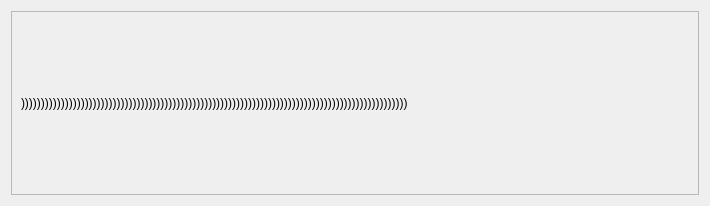
Vozf/full-slide-image-analysis, file main_layout.ui: the form before one commit.
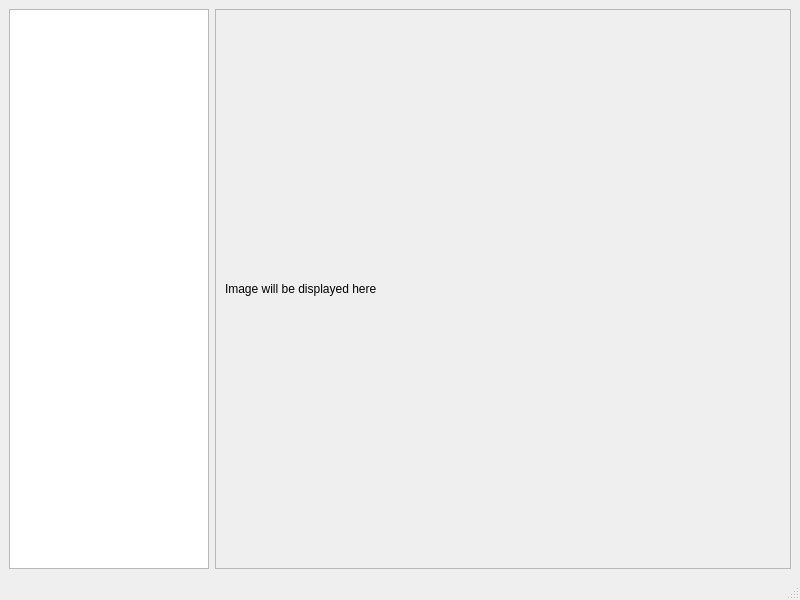
The form after the commit.

Patch:
```diff
--- a/main_layout.ui
+++ b/main_layout.ui
@@ -1,20 +1,21 @@
 <?xml version="1.0" encoding="UTF-8"?>
 <ui version="4.0">
- <class>ImageViewer</class>
- <widget class="QWidget" name="ImageViewer">
+ <class>MainWindow</class>
+ <widget class="QMainWindow" name="MainWindow">
   <property name="geometry">
    <rect>
     <x>0</x>
     <y>0</y>
-    <width>710</width>
-    <height>206</height>
+    <width>800</width>
+    <height>600</height>
    </rect>
   </property>
   <property name="windowTitle">
    <string>ImageViewer</string>
   </property>
-  <layout class="QGridLayout" name="gridLayout_2">
-   <item row="0" column="0">
+  <widget class="QWidget" name="centralwidget">
+   <layout class="QGridLayout" name="gridLayout">
+    <item row="0" column="1">
     <widget class="QScrollArea" name="scrollArea">
      <property name="widgetResizable">
       <bool>true</bool>
@@ -24,15 +25,15 @@
        <rect>
         <x>0</x>
         <y>0</y>
-        <width>690</width>
-        <height>186</height>
-       </rect>
-      </property>
-      <layout class="QGridLayout" name="gridLayout">
-       <item row="0" column="0">
+         <width>574</width>
+         <height>536</height>
+        </rect>
+       </property>
+       <layout class="QVBoxLayout" name="verticalLayout">
+        <item>
         <widget class="QLabel" name="imageLabel">
          <property name="text">
-          <string>)))))))))))))))))))))))))))))))))))))))))))))))))))))))))))))))))))))))))))))))))))))))))))))))))</string>
+           <string>Image will be displayed here</string>
          </property>
         </widget>
        </item>
@@ -40,7 +41,29 @@
      </widget>
     </widget>
    </item>
-  </layout>
+    <item row="0" column="0">
+     <widget class="QListView" name="listView">
+      <property name="maximumSize">
+       <size>
+        <width>200</width>
+        <height>16777215</height>
+       </size>
+      </property>
+     </widget>
+    </item>
+   </layout>
+  </widget>
+  <widget class="QMenuBar" name="menubar">
+   <property name="geometry">
+    <rect>
+     <x>0</x>
+     <y>0</y>
+     <width>800</width>
+     <height>22</height>
+    </rect>
+   </property>
+  </widget>
+  <widget class="QStatusBar" name="statusbar"/>
  </widget>
  <resources/>
  <connections/>
```
Left out of the diff: 2 changed lines with no effect on the pictures. Lines whose indentation alone changed are shown as unchanged.
